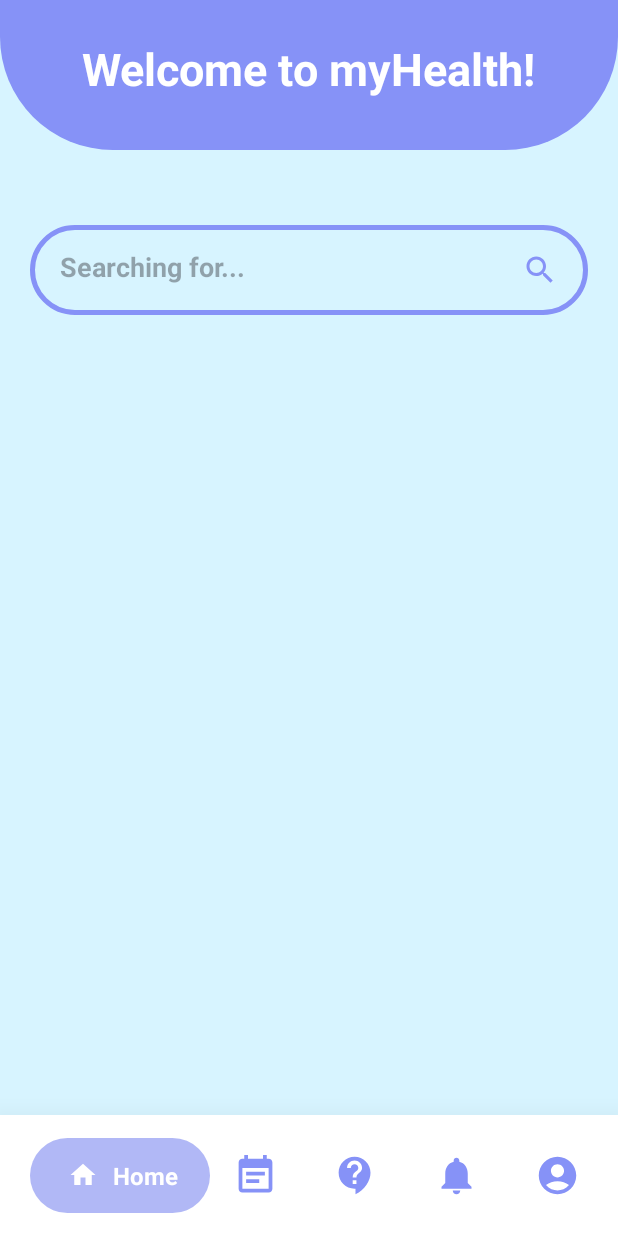
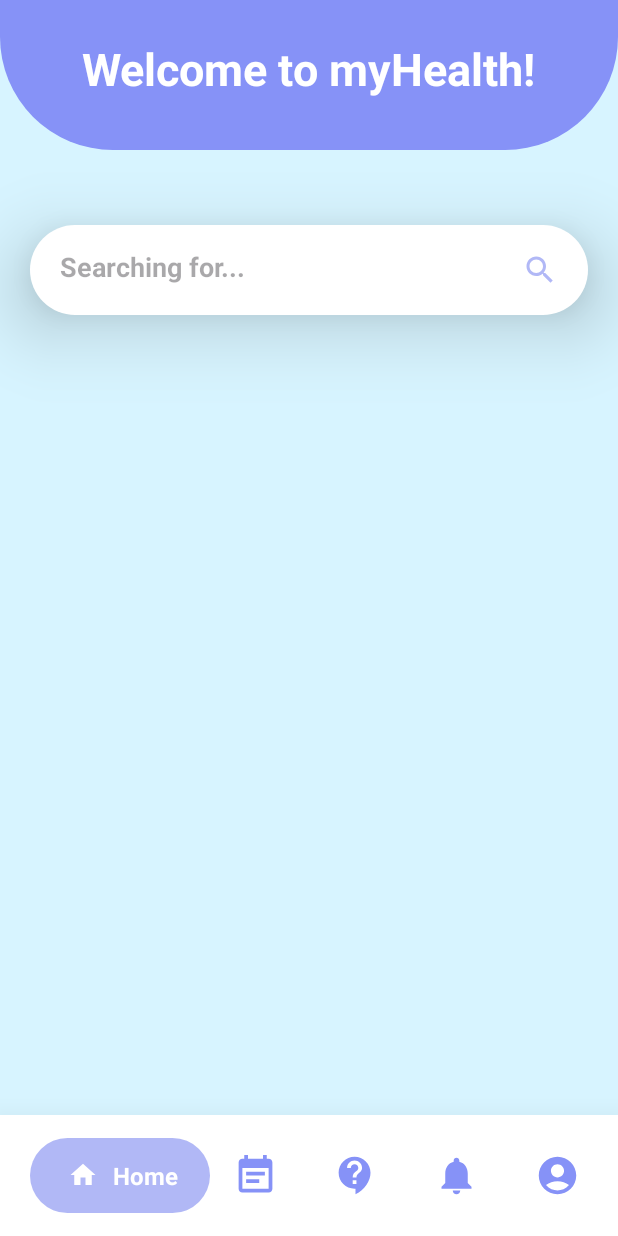
Before and after one commit to bryan-avila/myHealth, an Android app: the CustomNavBar screen opened directly, with no data from a screen before it, after a tap on "Home", on a phone screen of 412 x 824 dp. Run offline under Robolectric (Android 15) with nearby library versions, the phone set to English and light mode, and no system bars.

Commit message:
Home Page version 2.4

```diff
--- a/app/src/main/java/com/example/myHealth/CustomNavBar.java
+++ b/app/src/main/java/com/example/myHealth/CustomNavBar.java
@@ -2,15 +2,17 @@ package com.example.myHealth;
 
 import androidx.appcompat.app.AppCompatActivity;
 
+import android.content.Intent;
 import android.os.Bundle;
 import android.view.View;
+import android.widget.Button;
 import android.widget.ImageView;
 import android.widget.LinearLayout;
 import android.widget.TextView;
 
 public class CustomNavBar extends AppCompatActivity {
 
-    //Number of selected tab. We have 5 so value should lie between 1-5
+    //Number of selected tab. We have 5 so value should lie between 1-5 Home page is selected by default
     private int selectedTab = 1;
     @Override
     protected void onCreate(Bundle savedInstanceState) {
--- a/app/src/main/res/drawable/search.xml
+++ b/app/src/main/res/drawable/search.xml
@@ -1,4 +1,4 @@
-<vector android:height="24dp" android:tint="@color/purple"
+<vector android:height="24dp" android:tint="@color/lightpurple"
     android:viewportHeight="24" android:viewportWidth="24"
     android:width="24dp" xmlns:android="http://schemas.android.com/apk/res/android">
     <path android:fillColor="@android:color/white" android:pathData="M15.5,14h-0.79l-0.28,-0.27C15.41,12.59 16,11.11 16,9.5 16,5.91 13.09,3 9.5,3S3,5.91 3,9.5 5.91,16 9.5,16c1.61,0 3.09,-0.59 4.23,-1.57l0.27,0.28v0.79l5,4.99L20.49,19l-4.99,-5zM9.5,14C7.01,14 5,11.99 5,9.5S7.01,5 9.5,5 14,7.01 14,9.5 11.99,14 9.5,14z"/>
--- a/app/src/main/res/drawable/searchbar_custom_text.xml
+++ b/app/src/main/res/drawable/searchbar_custom_text.xml
@@ -3,8 +3,6 @@
     android:shape="rectangle">
     <corners android:radius="30dp"/>
 
-    <stroke
-        android:width="3dp"
-        android:color="@color/purple"/>
+    <solid android:color="#FFFFFF" />
 
 </shape>
--- a/app/src/main/res/values/colors.xml
+++ b/app/src/main/res/values/colors.xml
@@ -10,4 +10,5 @@
     <color name="lightpurple2">#C1C7FF</color>
     <color name="lightgrey">#a6a6a6</color>
     <color name="lightblue">#D7F4FF</color>
+    <color name="greenish">#52DEA0</color>
 </resources>
```
